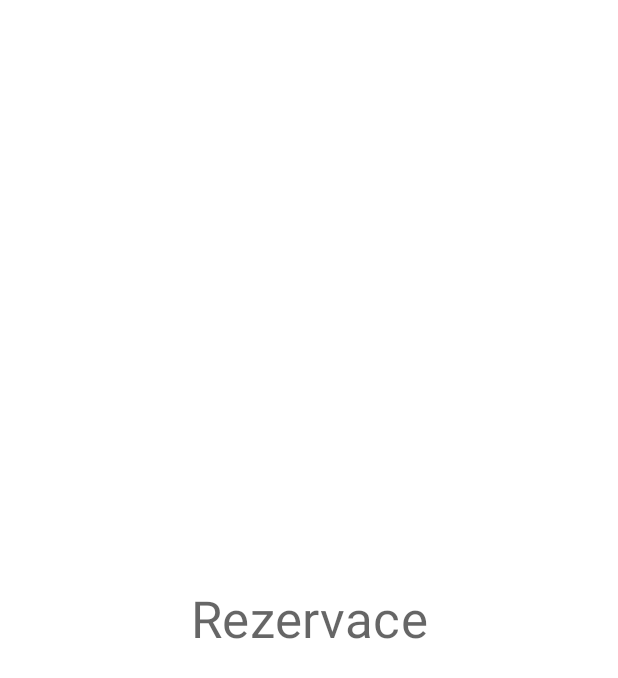
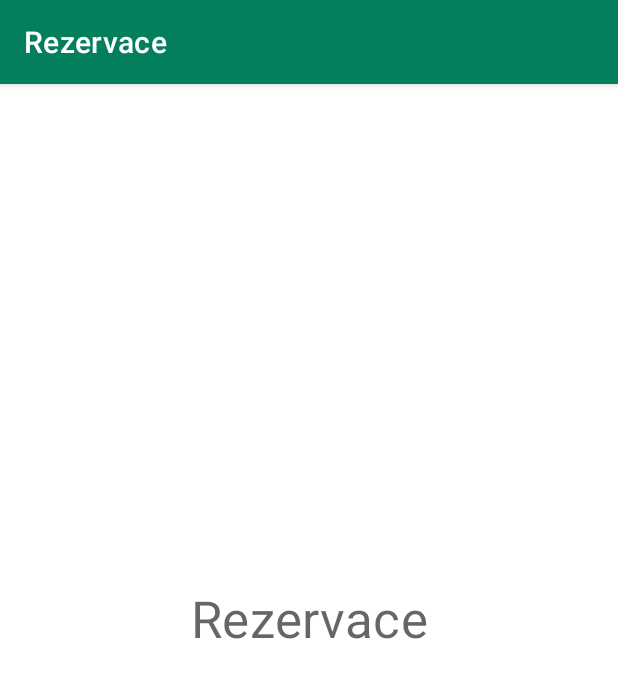
Before and after one commit to st52530/nnpro-android, an Android app: the ReservationsFragment screen opened through its navigation route, on a phone screen of 412 x 824 dp. Shown: the top 678 px of the screen. Run offline under Robolectric (Android 15) with nearby library versions, the phone set to English and light mode, and no system bars; our stand-ins replace navigation-ui; 2 statements that could not run were skipped.

Commit message:
Add user screen + logout

```diff
--- a/app/src/main/java/cz/upce/vetalmael/di/FragmentModule.kt
+++ b/app/src/main/java/cz/upce/vetalmael/di/FragmentModule.kt
@@ -1,10 +1,19 @@
 package cz.upce.vetalmael.di
 
+import cz.upce.vetalmael.animals.AnimalsFragment
 import cz.upce.vetalmael.login.view.LoginFragment
+import cz.upce.vetalmael.reservations.ReservationsFragment
+import cz.upce.vetalmael.user.UserFragment
 import org.koin.androidx.fragment.dsl.fragment
 import org.koin.dsl.module
 
 val fragmentModule = module {
 
     fragment { LoginFragment(get()) }
+
+    fragment { AnimalsFragment() }
+
+    fragment { ReservationsFragment() }
+
+    fragment { UserFragment(get(), get()) }
 }
--- a/app/src/main/java/cz/upce/vetalmael/login/di/LoginModule.kt
+++ b/app/src/main/java/cz/upce/vetalmael/login/di/LoginModule.kt
@@ -14,5 +14,5 @@ val loginModule = module {
 
     viewModel { LoginViewModel(get(), get()) }
 
-    factory<LogoutUsecase> { LogoutUsecaseImpl(get()) }
+    factory<LogoutUsecase> { LogoutUsecaseImpl(getAll()) }
 }
--- a/app/src/main/java/cz/upce/vetalmael/main/view/MainActivity.kt
+++ b/app/src/main/java/cz/upce/vetalmael/main/view/MainActivity.kt
@@ -46,7 +46,8 @@ class MainActivity : AppCompatActivity(R.layout.activity_main),
 
     private val destinationsWithBottomNavigation: Set<Int> = setOf(
         R.id.animals,
-        R.id.reservations
+        R.id.reservations,
+        R.id.user
     )
 
     override fun onCreate(savedInstanceState: Bundle?) {
--- /dev/null
+++ b/app/src/main/res/drawable/ic_user.xml
@@ -0,0 +1,5 @@
+<vector android:height="24dp" android:tint="#FFFFFF"
+    android:viewportHeight="24" android:viewportWidth="24"
+    android:width="24dp" xmlns:android="http://schemas.android.com/apk/res/android">
+    <path android:fillColor="@android:color/white" android:pathData="M3,5v14c0,1.1 0.89,2 2,2h14c1.1,0 2,-0.9 2,-2L21,5c0,-1.1 -0.9,-2 -2,-2L5,3c-1.11,0 -2,0.9 -2,2zM15,9c0,1.66 -1.34,3 -3,3s-3,-1.34 -3,-3 1.34,-3 3,-3 3,1.34 3,3zM6,17c0,-2 4,-3.1 6,-3.1s6,1.1 6,3.1v1L6,18v-1z"/>
+</vector>
--- /dev/null
+++ b/app/src/main/res/drawable/ic_user_circle.xml
@@ -0,0 +1,5 @@
+<vector android:height="24dp" android:tint="#FFFFFF"
+    android:viewportHeight="24" android:viewportWidth="24"
+    android:width="24dp" xmlns:android="http://schemas.android.com/apk/res/android">
+    <path android:fillColor="@android:color/white" android:pathData="M12,2C6.48,2 2,6.48 2,12s4.48,10 10,10 10,-4.48 10,-10S17.52,2 12,2zM12,5c1.66,0 3,1.34 3,3s-1.34,3 -3,3 -3,-1.34 -3,-3 1.34,-3 3,-3zM12,19.2c-2.5,0 -4.71,-1.28 -6,-3.22 0.03,-1.99 4,-3.08 6,-3.08 1.99,0 5.97,1.09 6,3.08 -1.29,1.94 -3.5,3.22 -6,3.22z"/>
+</vector>
--- a/app/src/main/res/layout/fragment_reservations.xml
+++ b/app/src/main/res/layout/fragment_reservations.xml
@@ -3,6 +3,14 @@
     xmlns:app="http://schemas.android.com/apk/res-auto"
     android:layout_width="match_parent"
     android:layout_height="match_parent">
+
+    <com.google.android.material.appbar.MaterialToolbar
+        android:layout_width="match_parent"
+        android:layout_height="wrap_content"
+        app:layout_constraintEnd_toEndOf="parent"
+        app:layout_constraintStart_toStartOf="parent"
+        app:layout_constraintTop_toTopOf="parent"
+        app:title="@string/reservations" />
 
     <TextView
         android:layout_width="wrap_content"
--- a/app/src/main/res/menu/bottom_navigation.xml
+++ b/app/src/main/res/menu/bottom_navigation.xml
@@ -6,12 +6,18 @@
         android:id="@id/animals"
         android:icon="@drawable/ic_pawprint"
         android:title="@string/animals"
-        app:showAsAction="always" />
+        app:showAsAction="ifRoom" />
 
     <item
         android:id="@id/reservations"
         android:icon="@drawable/ic_reservation"
         android:title="@string/reservations"
-        app:showAsAction="always" />
+        app:showAsAction="ifRoom" />
+
+    <item
+        android:id="@id/user"
+        android:icon="@drawable/ic_user"
+        android:title="@string/user"
+        app:showAsAction="ifRoom" />
 
 </menu>
--- a/app/src/main/res/navigation/main_navigation.xml
+++ b/app/src/main/res/navigation/main_navigation.xml
@@ -36,4 +36,9 @@
         android:name="cz.upce.vetalmael.reservations.ReservationsFragment"
         tools:layout="@layout/fragment_animals" />
 
+    <fragment
+        android:id="@+id/user"
+        android:name="cz.upce.vetalmael.user.UserFragment"
+        tools:layout="@layout/fragment_user" />
+
 </navigation>
--- a/app/src/main/res/values/colors.xml
+++ b/app/src/main/res/values/colors.xml
@@ -5,6 +5,7 @@
     <color name="colorSecondary">#54A530</color>
 
     <color name="white">#FFFFFF</color>
+    <color name="black">#000000</color>
 
     <color name="transparent">#00FFFFFF</color>
 
--- a/app/src/main/res/values/strings.xml
+++ b/app/src/main/res/values/strings.xml
@@ -13,5 +13,7 @@
     <string name="space" translatable="false">\u00A0</string>
     <string name="reservations">Rezervace</string>
     <string name="animals">Zvířata</string>
+    <string name="user">Uživatel</string>
+    <string name="logout">Odhlásit se</string>
 
 </resources>
--- a/app/src/main/res/values/styles_theme.xml
+++ b/app/src/main/res/values/styles_theme.xml
@@ -34,6 +34,10 @@
         <item name="colorError">#B00020</item>
         <!-- A color that passes accessibility guidelines for text/iconography when drawn on top of the error color. -->
         <item name="colorOnError">@color/white</item>
+
+        <!-- Status bar color -->
+        <item name="colorPrimaryDark">#005234</item>
+        <item name="android:navigationBarColor">#005234</item>
 
         <!-- Text styles. -->
         <item name="android:textAppearance">@style/TextAppearance.VetAlmael</item>
--- a/app/src/main/res/values/styles_widget.xml
+++ b/app/src/main/res/values/styles_widget.xml
@@ -12,7 +12,7 @@
 
     <!-- region Toolbar -->
 
-    <style name="Widget.VetAlmael.Toolbar" parent="Widget.MaterialComponents.Toolbar.PrimarySurface">
+    <style name="Widget.VetAlmael.Toolbar" parent="Widget.MaterialComponents.Toolbar.Primary">
 
     </style>
 
```
Also changed, not shown: app/src/main/java/cz/upce/vetalmael/api/ApiModule.kt (+9 -4 lines), app/src/main/java/cz/upce/vetalmael/user/UserFragment.kt (added, +50 -0 lines), app/src/main/res/layout/fragment_animals.xml (+8 -0 lines), app/src/main/res/layout/fragment_user.xml (added, +88 -0 lines).
